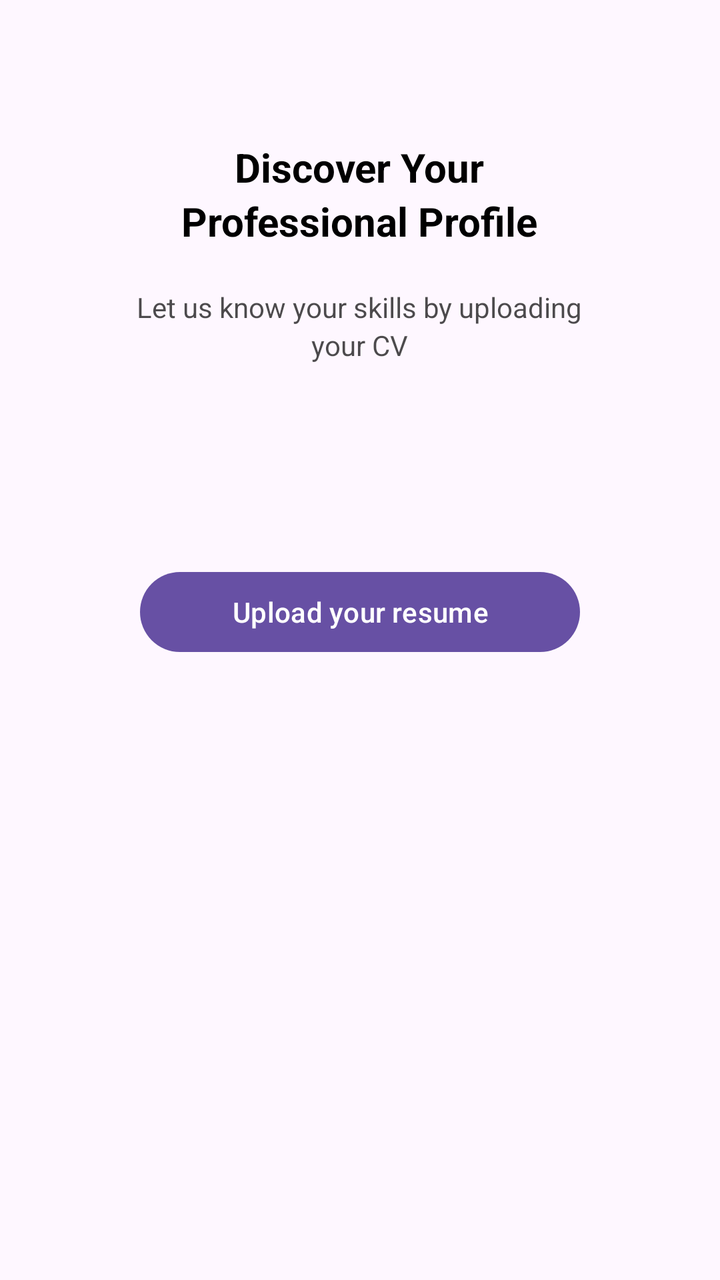
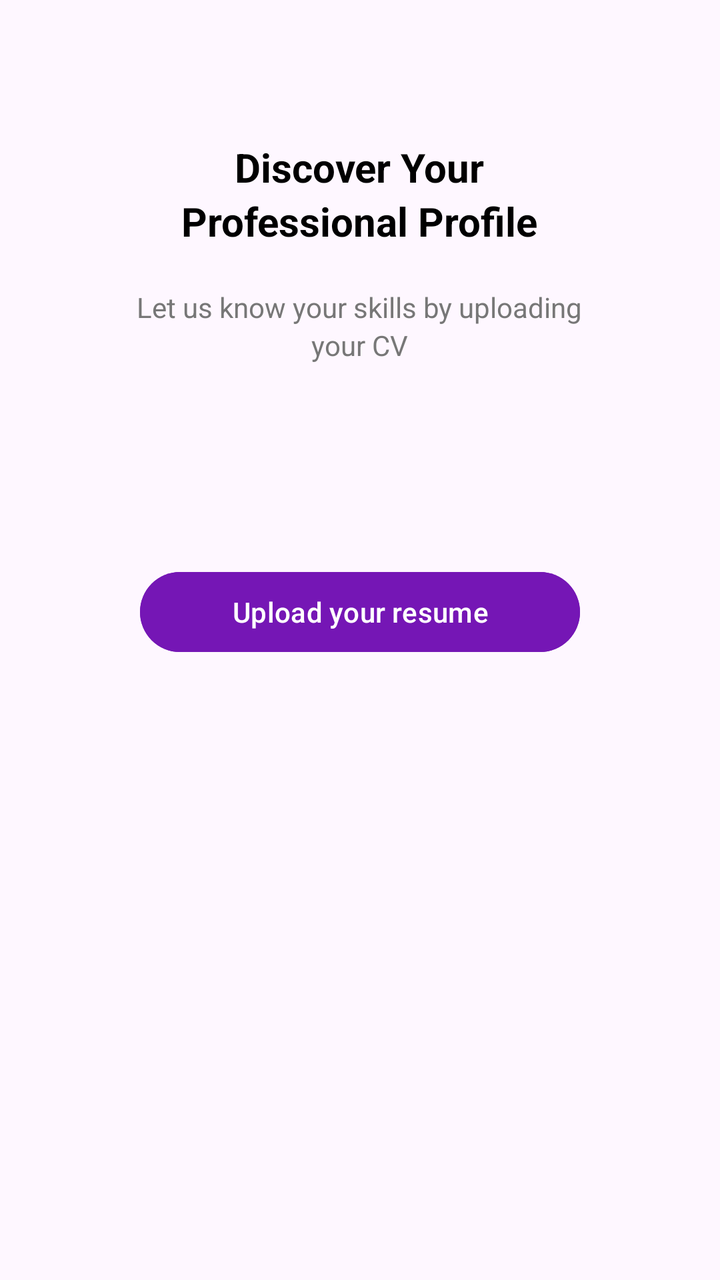

The first picture is an Android layout as it rendered before a commit; the second is the same layout after the commit. The layout source and the unified diff follow.
<!-- AndroidManifest.xml: application theme Theme.Mind2Career -->
<!-- res/layout/activity_resume_upload.xml -->
<?xml version="1.0" encoding="utf-8"?>
<LinearLayout xmlns:android="http://schemas.android.com/apk/res/android"
    xmlns:app="http://schemas.android.com/apk/res-auto"
    xmlns:tools="http://schemas.android.com/tools"
    android:id="@+id/main"
    android:layout_width="match_parent"
    android:layout_height="match_parent"
    android:orientation="vertical"
    tools:context=".ResumeUpload">
    <TextView
        android:id="@+id/titleText"
        android:layout_width="wrap_content"
        android:layout_height="wrap_content"
        android:text="Discover Your"
        android:textSize="20sp"
        android:textColor="#000000"
        android:textStyle="bold"
        android:layout_gravity="center"
        android:layout_marginTop="70dp" />
    <TextView
        android:id="@+id/titleText1"
        android:layout_width="wrap_content"
        android:layout_height="wrap_content"
        android:text="Professional Profile"
        android:textSize="20sp"
        android:textColor="#000000"
        android:textStyle="bold"
        android:layout_gravity="center" />

    <TextView
        android:id="@+id/subtitleText"
        android:layout_width="wrap_content"
        android:layout_height="wrap_content"
        android:text="Let us know your skills by uploading"
        android:textSize="14sp"
        android:textColor="#B3000000"
        android:layout_gravity="center"
        android:layout_marginTop="20dp" />
    <TextView
        android:id="@+id/subtitleText1"
        android:layout_width="wrap_content"
        android:layout_height="wrap_content"
        android:text="your CV"
        android:textSize="14sp"
        android:textColor="#B3000000"
        android:layout_gravity="center" />

    <Button
        android:id="@+id/uploadButton"
        android:layout_width="220dp"
        android:layout_height="48dp"
        android:text="Upload your resume"
        android:textAllCaps="false"
        android:textSize="14sp"
        android:layout_gravity="center"
        android:layout_marginTop="100dp" />


</LinearLayout>
<!-- resources referenced by this layout -->
<resources>
  <style name="Theme.Mind2Career" parent="Base.Theme.Mind2Career" />
  <style name="Base.Theme.Mind2Career" parent="Theme.Material3.DayNight.NoActionBar">
          
          
      </style>
</resources>

<!-- the commit's change to res/layout/activity_resume_upload.xml (unified diff, before → after) -->
@@ -13,7 +13,7 @@
         android:layout_height="wrap_content"
         android:text="Discover Your"
         android:textSize="20sp"
-        android:textColor="#000000"
+        android:textColor="@color/primary"
         android:textStyle="bold"
         android:layout_gravity="center"
         android:layout_marginTop="70dp" />
@@ -23,7 +23,7 @@
         android:layout_height="wrap_content"
         android:text="Professional Profile"
         android:textSize="20sp"
-        android:textColor="#000000"
+        android:textColor="@color/primary"
         android:textStyle="bold"
         android:layout_gravity="center" />
 
@@ -33,7 +33,7 @@
         android:layout_height="wrap_content"
         android:text="Let us know your skills by uploading"
         android:textSize="14sp"
-        android:textColor="#B3000000"
+        android:textColor="@color/secondary"
         android:layout_gravity="center"
         android:layout_marginTop="20dp" />
     <TextView
@@ -42,7 +42,7 @@
         android:layout_height="wrap_content"
         android:text="your CV"
         android:textSize="14sp"
-        android:textColor="#B3000000"
+        android:textColor="@color/secondary"
         android:layout_gravity="center" />
 
     <Button
@@ -52,6 +52,7 @@
         android:text="Upload your resume"
         android:textAllCaps="false"
         android:textSize="14sp"
+        android:backgroundTint="@color/button"
         android:layout_gravity="center"
         android:layout_marginTop="100dp" />
 
<!-- resource entries referenced after the edit -->
@@ -1,5 +1,8 @@
 <!-- resources referenced by this layout -->
 <resources>
+  <color name="button">#7516B5</color>
+  <color name="primary">#FF000000</color>
+  <color name="secondary">#777777</color>
   <style name="Theme.Mind2Career" parent="Base.Theme.Mind2Career" />
   <style name="Base.Theme.Mind2Career" parent="Theme.Material3.DayNight.NoActionBar">
           
